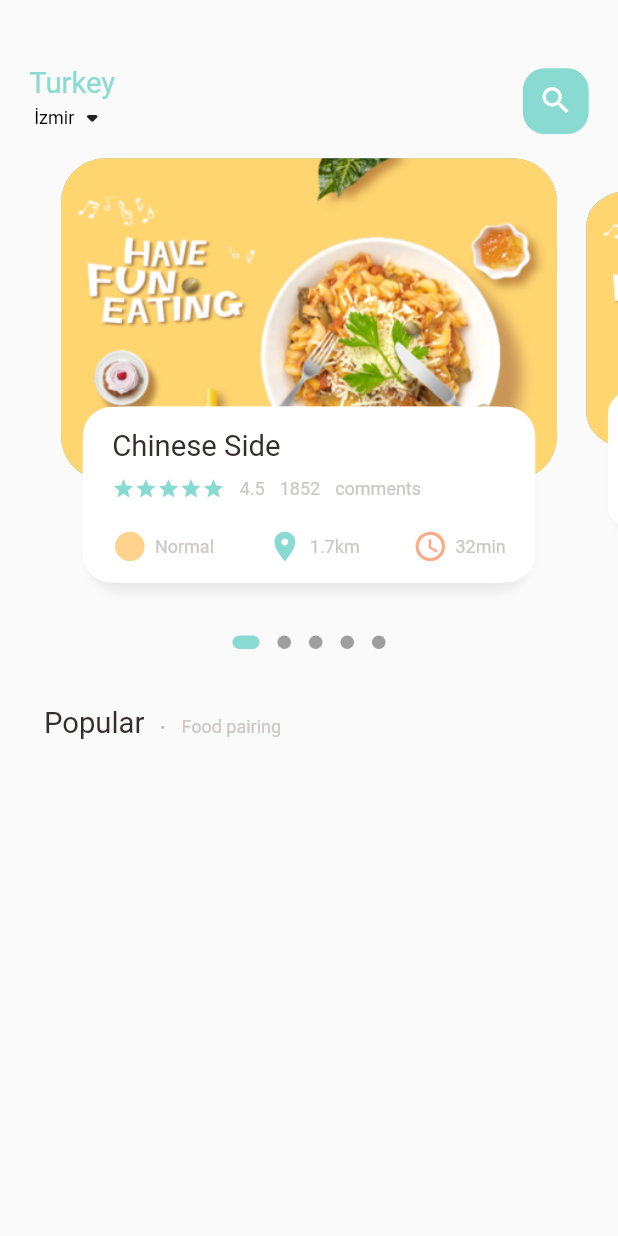
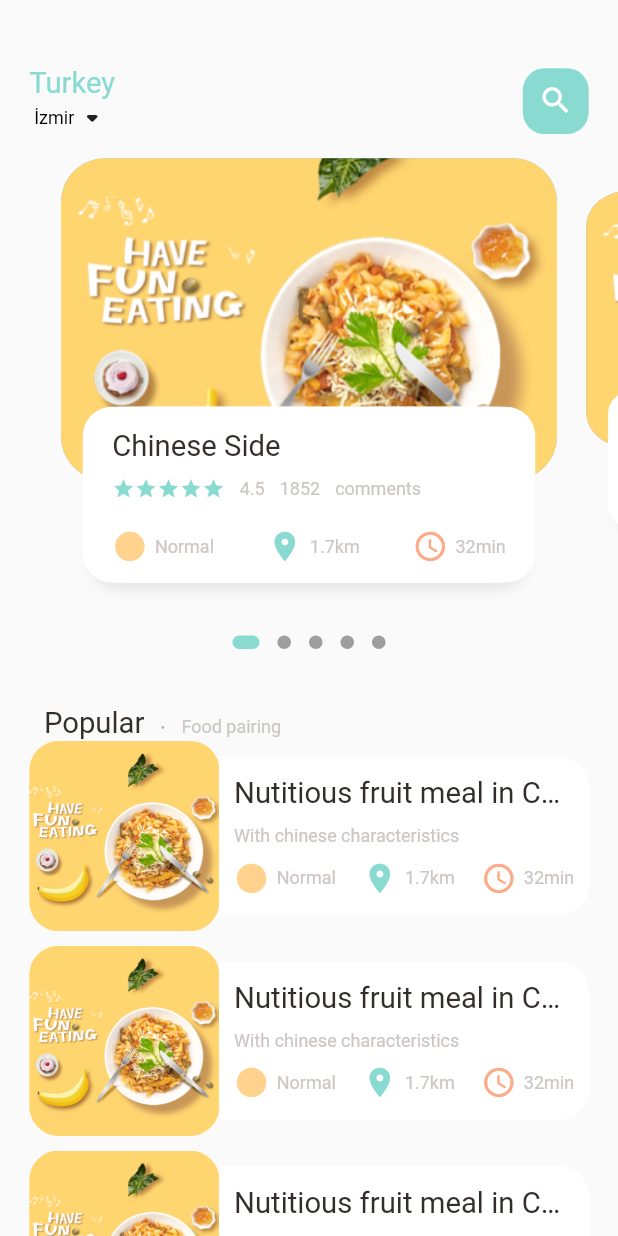
Before and after one commit to bceliktug/flutter_foodmanagement, a Flutter app: the screen it shows after launch, on a phone screen of 412 x 824 dp. Run offline on Flutter 3.47's test engine with Material 2 defaults, Android fonts, the phone set to English and light mode, and no system bars; drawn by our look-alikes of dots_indicator; our stand-ins replace get.

Commit message:
AI main home page

```diff
--- a/lib/home/food_page_body.dart
+++ b/lib/home/food_page_body.dart
@@ -88,9 +88,88 @@ class _FoodPageBodyState extends State<FoodPageBody> {
               Container(
                 margin: EdgeInsets.only(bottom: 2),
                 child: SmallText(text: "Food pairing"),
-              )
+              ),
             ],
           ),
+        ),
+        ListView.builder(
+          physics: NeverScrollableScrollPhysics(),
+          shrinkWrap: true,
+          itemCount: 10,
+          itemBuilder: ((context, index) {
+            return Container(
+              margin: EdgeInsets.only(
+                  left: Dimentions.width20,
+                  right: Dimentions.width20,
+                  bottom: Dimentions.height10),
+              child: Row(
+                children: [
+                  //iamge section
+                  Container(
+                    width: Dimentions.lisViewImgSize,
+                    height: Dimentions.lisViewImgSize,
+                    decoration: BoxDecoration(
+                      borderRadius: BorderRadius.circular(Dimentions.radius20),
+                      color: Colors.white38,
+                      image: DecorationImage(
+                        fit: BoxFit.cover,
+                        image: AssetImage("assets/image/food0.png"),
+                      ),
+                    ),
+                  ),
+                  //text container
+                  Expanded(
+                    child: Container(
+                      height: Dimentions.lisTextContSize,
+                      decoration: BoxDecoration(
+                        borderRadius: BorderRadius.only(
+                          topRight: Radius.circular(Dimentions.radius20),
+                          bottomRight: Radius.circular(Dimentions.radius20),
+                        ),
+                        color: Colors.white,
+                      ),
+                      child: Padding(
+                        padding: EdgeInsets.only(
+                            left: Dimentions.width10,
+                            right: Dimentions.width10),
+                        child: Column(
+                          crossAxisAlignment: CrossAxisAlignment.start,
+                          mainAxisAlignment: MainAxisAlignment.center,
+                          children: [
+                            BigText(text: "Nutitious fruit meal in China"),
+                            SizedBox(
+                              height: Dimentions.height10,
+                            ),
+                            SmallText(text: "With chinese characteristics"),
+                            SizedBox(
+                              height: Dimentions.height10,
+                            ),
+                            Row(
+                              mainAxisAlignment: MainAxisAlignment.spaceBetween,
+                              children: [
+                                IconAndTextWidget(
+                                    icon: Icons.circle_sharp,
+                                    text: "Normal",
+                                    iconColor: AppColors.iconColor1),
+                                IconAndTextWidget(
+                                    icon: Icons.location_on,
+                                    text: "1.7km",
+                                    iconColor: AppColors.mainColor),
+                                IconAndTextWidget(
+                                    icon: Icons.access_time_rounded,
+                                    text: "32min",
+                                    iconColor: AppColors.iconColor2),
+                              ],
+                            )
+                          ],
+                        ),
+                      ),
+                    ),
+                  )
+                ],
+              ),
+            );
+          }),
         )
       ],
     );
--- a/lib/home/main_food_page.dart
+++ b/lib/home/main_food_page.dart
@@ -65,7 +65,7 @@ class _MainFoogPageState extends State<MainFoogPage> {
             ),
           ),
           //body
-          FoodPageBody()
+          Expanded(child: SingleChildScrollView(child: FoodPageBody()))
         ],
       ),
     );
--- a/lib/utils/dimensions.dart
+++ b/lib/utils/dimensions.dart
@@ -32,4 +32,8 @@ class Dimentions {
 
 //Icon Size
   static double iconSize24 = screenHeight / 35.17;
+
+//list view size
+static double lisViewImgSize = screenWidth / 3.25; //120
+static double lisTextContSize = screenWidth / 3.9; //100
 }
```
